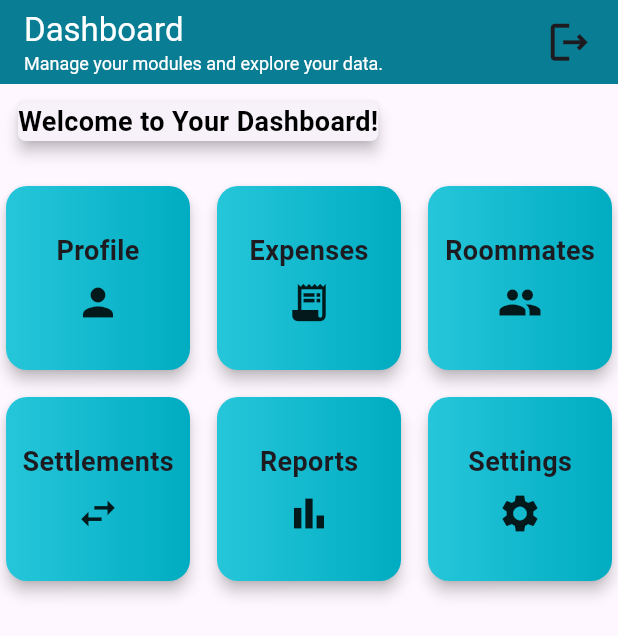
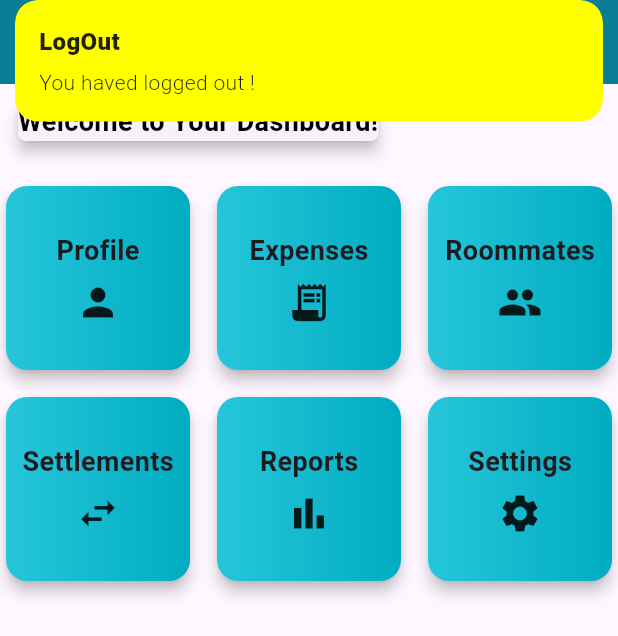
Before and after one commit to Redshadow1297/expence_tracker, a Flutter app: the DashboardScreen screen opened by its route, after a tap on the "logout" icon, on a phone screen of 412 x 824 dp. Shown: the top 636 px of the screen. Run offline on Flutter 3.47's test engine with Material 3 defaults, Android fonts, the light colour scheme and no system bars; our stand-ins replace cloud_firestore, firebase_auth, firebase_core, get; accounts and stored records are empty; network calls fail.

Commit message:
new feature: Update login flow to pass user ID and email to dashboard and profile screens

```diff
--- a/lib/AppScreens/dashboard_screen.dart
+++ b/lib/AppScreens/dashboard_screen.dart
@@ -1,9 +1,14 @@
+import 'dart:convert';
+
 import 'package:firebase_auth/firebase_auth.dart';
 import 'package:flutter/material.dart';
 import 'package:get/get.dart';
 
 class DashboardScreen extends StatefulWidget {
-  const DashboardScreen({super.key});
+  const DashboardScreen({super.key,this.userID, this.emailID});
+
+  final String? userID;
+  final String? emailID;
 
   @override
   State<DashboardScreen> createState() => _DashboardScreenState();
@@ -12,7 +17,6 @@ class DashboardScreen extends StatefulWidget {
 }
 
 class _DashboardScreenState extends State<DashboardScreen> {
-
   final List<Map<String, dynamic>> modules = [
     ///Temp. Added manually will get it from firebase directly
     {"title": "Profile", "icon": Icons.person},
@@ -37,6 +41,22 @@ class _DashboardScreenState extends State<DashboardScreen> {
     return gradients.first;
   }
 
+  // Function to log the user out
+  void _logout(BuildContext context) async {
+    try {
+      await FirebaseAuth.instance.signOut();
+      Get.snackbar(
+        "LogOut",
+        "You haved logged out !",
+        backgroundColor: Colors.yellowAccent,
+      );
+      Get.offAllNamed('/LoginPage');
+    } catch (e) {
+      Get.snackbar("error", "Error logging out: $e");
+    }
+  }
+
+
   @override
   Widget build(BuildContext context) {
     return Scaffold(
@@ -56,8 +76,8 @@ class _DashboardScreenState extends State<DashboardScreen> {
             ),
             InkWell(
               onTap: () {
-                // Get.off(() => LoginScreen());
-                Get.offAllNamed('/LoginPage');
+                _logout(context);
+                // Get.offAllNamed('/LoginPage');
               },
               child: Icon(Icons.logout_outlined, size: 33),
             ),
@@ -110,15 +130,20 @@ class _DashboardScreenState extends State<DashboardScreen> {
         itemBuilder: (context, index) {
           return InkWell(
             onTap: () {
-              //Navigation to modules screen
-              Get.toNamed(
-                modules[index]['title'].toString().toLowerCase(),arguments: widget.currentUser!.uid);
-                // Get.toNamed(modules[index]['title'].toString().toLowerCase())?.then((_) {
-                //   setState(() {
-                //     _isNavigating = false;
-                //   });
-                // }) as String
+              Future.delayed(Duration(milliseconds: 100), () {
+                try {
+                  Get.toNamed(
+                    modules[index]['title'].toString().toLowerCase(),
+                    arguments: widget.userID,
+                  );
+                  print("user Id for profile selected is:  ${widget.userID}");
+                } catch (e) {
+                  // Handle any errors that may occur during navigation
+                  print("Navigation error: $e");
+                }
+              });
             },
+
             child: buildModulesCard(
               modules[index]["title"],
               modules[index]["icon"],
@@ -131,9 +156,7 @@ class _DashboardScreenState extends State<DashboardScreen> {
 
   Widget buildModulesCard(String moduleName, IconData icon) {
     return Card(
-      shape: RoundedRectangleBorder(
-        borderRadius: BorderRadius.circular(15),
-      ),
+      shape: RoundedRectangleBorder(borderRadius: BorderRadius.circular(15)),
       elevation: 4,
       child: Container(
         decoration: BoxDecoration(
--- a/lib/AppScreens/login_screen.dart
+++ b/lib/AppScreens/login_screen.dart
@@ -24,7 +24,13 @@ class _LoginScreenState extends State<LoginScreen> {
       );
 
       print(userCredential);
-      Get.offAllNamed('/dashboard', arguments: userCredential.user);
+      print(userCredential.user?.email);
+      print(userCredential.user?.uid);
+
+      Get.offAllNamed('/dashboard', arguments: {
+        'uid': userCredential.user?.uid,
+        'email': userCredential.user?.email,
+      });
 
       Get.snackbar(
         "Login",
@@ -60,13 +66,16 @@ class _LoginScreenState extends State<LoginScreen> {
   }
 
   // Check if user is already logged in
-  void _checkUserLogin() async {
-   User? user = _auth.currentUser;
-    if(user != null){
-      print("User is already logged in: ${user.email}");
-      Get.offAllNamed('/dashboard', arguments: user);
+    void _checkUserLogin() async {
+      User? user = _auth.currentUser;
+      if (user != null) {
+        Get.offAllNamed('/dashboard', arguments: {
+          'uid': user.uid,
+          'email': user.email,
+        });
+        print(user.uid);
+      }
     }
-  }
 
   @override
   void initState() {
```
Also changed, not shown: lib/DashboardModuleScreens/profile_screen.dart (+13 -8 lines), 1 other file.
